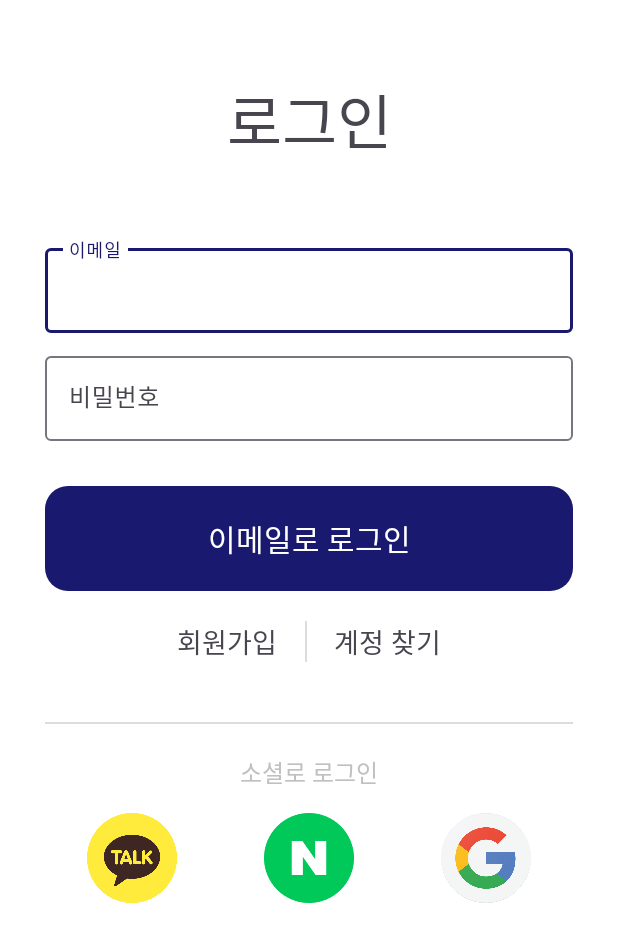
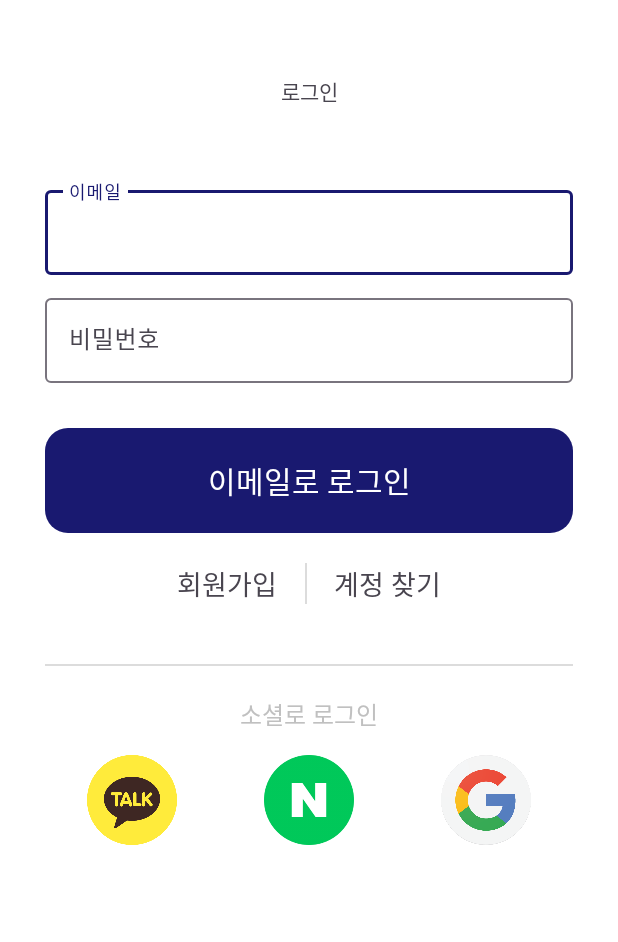
Before and after one commit to zzangse1/Attendance_Check, an Android app: the LoginActivity screen opened directly, with no data from a screen before it, on a phone screen of 412 x 824 dp. Shown: the top 942 px of the screen. Run offline under Robolectric (Android 15) with nearby library versions, the phone set to English and light mode, and no system bars.

Commit message:
💄 글씨크기 수정

```diff
--- a/app/src/main/res/layout/activity_login.xml
+++ b/app/src/main/res/layout/activity_login.xml
@@ -5,12 +5,12 @@
     android:id="@+id/main"
     android:layout_width="match_parent"
     android:layout_height="match_parent"
-    tools:context=".LoginActivity">
+    tools:context=".activity.LoginActivity">
 
 
     <TextView
         android:id="@+id/tv_login_label"
-        style="@style/AppEditText.Bold.S20"
+        style="@style/AppEditText.Bold.S40"
         android:layout_width="wrap_content"
         android:layout_height="wrap_content"
         android:layout_marginTop="50dp"
```
